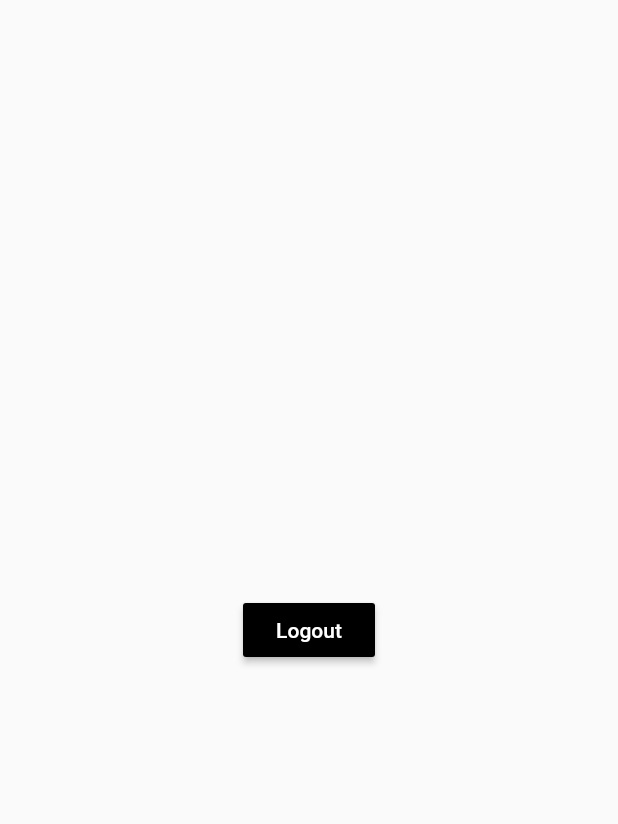
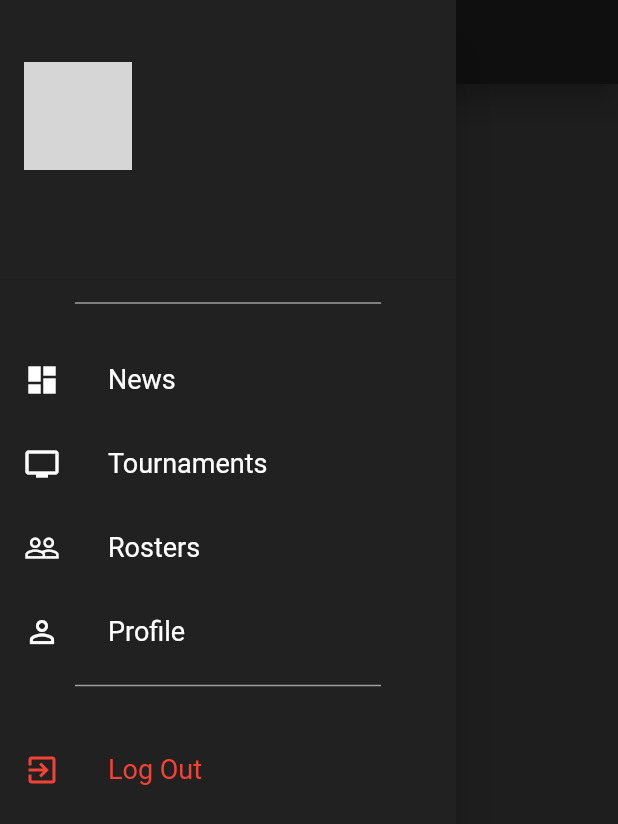
Before and after one commit to seeebbii/nb_admin, a Flutter app: the HomePage screen opened directly, with the side drawer open (before the commit the screen has no drawer), on a phone screen of 412 x 824 dp. Shown: the top 824 px of the screen. Run offline on Flutter 3.47's test engine with Material 2 defaults, Android fonts, the phone set to English and light mode, and no system bars; our stand-ins replace fluttertoast, shared_preferences, shimmer; missing offline and left inert: awesome_loader; accounts and stored records are empty; network calls fail; grey boxes are pictures that could not be loaded.

Commit message:
added navigation drawer

```diff
--- /dev/null
+++ b/lib/drawer/DrawerItems.dart
@@ -0,0 +1,158 @@
+import 'package:flutter/material.dart';
+import 'package:nb_admin/models/User.dart';
+import 'package:nb_admin/ui/LoginScreen.dart';
+import 'package:shared_preferences/shared_preferences.dart';
+
+class DrawerItems extends StatelessWidget {
+  final Function onTap;
+  final User user;
+
+  DrawerItems({this.onTap, this.user});
+
+  @override
+  Widget build(BuildContext context) {
+    return Drawer(
+      child: Container(
+        color: Colors.grey.shade900,
+        child: ListView(
+          children: <Widget>[
+            Padding(
+              padding: EdgeInsets.only(top: 25),
+            ),
+            UserAccountsDrawerHeader(
+              decoration: BoxDecoration(color: Colors.grey.shade900),
+              accountName: Text(
+                user.name,
+                style: TextStyle(fontSize: 14, fontWeight: FontWeight.bold),
+              ),
+              accountEmail: Text(
+                user.email,
+                style: TextStyle(fontSize: 12),
+              ),
+              currentAccountPicture: user.imageUrl == 'image name'
+                  ? ClipRRect(
+                      borderRadius: BorderRadius.circular(25.0),
+                      child: Image.network(
+                        'https://pbs.twimg.com/profile_images/1275457579078922240/BcW-3ekn.jpg',
+                      ))
+                  : ClipRRect(
+                      borderRadius: BorderRadius.circular(25),
+                      child: Image.network(user.imageUrl)),
+            ),
+            Divider(
+              thickness: 1,
+              indent: 50,
+              endIndent: 50,
+              color: Colors.grey,
+            ),
+            SizedBox(
+              height: 15,
+            ),
+            ListTile(
+              leading: Icon(
+                Icons.dashboard,
+                color: Colors.white,
+              ),
+              title: Text(
+                'News',
+                style: TextStyle(
+                    color: Colors.white,
+                    fontWeight: FontWeight.w400,
+                    fontSize: 18),
+              ),
+              onTap: () {
+                onTap(context, 0);
+                Navigator.of(context).pop();
+              },
+            ),
+            ListTile(
+              leading: Icon(
+                Icons.personal_video,
+                color: Colors.white,
+              ),
+              title: Text(
+                'Tournaments',
+                style: TextStyle(
+                    color: Colors.white,
+                    fontWeight: FontWeight.w400,
+                    fontSize: 18),
+              ),
+              onTap: () {
+                onTap(context, 1);
+                Navigator.of(context).pop();
+              },
+            ),
+            ListTile(
+              leading: Icon(
+                Icons.people_outline,
+                color: Colors.white,
+              ),
+              title: Text(
+                'Rosters',
+                style: TextStyle(
+                    color: Colors.white,
+                    fontWeight: FontWeight.w400,
+                    fontSize: 18),
+              ),
+              onTap: () {
+                onTap(context, 2);
+                Navigator.of(context).pop();
+              },
+            ),
+            ListTile(
+              leading: Icon(
+                Icons.person_outline,
+                color: Colors.white,
+              ),
+              title: Text(
+                'Profile',
+                style: TextStyle(
+                    color: Colors.white,
+                    fontWeight: FontWeight.w400,
+                    fontSize: 18),
+              ),
+              onTap: () {
+                onTap(context, 3);
+                Navigator.of(context).pop();
+              },
+            ),
+            Divider(
+              thickness: 1,
+              indent: 50,
+              endIndent: 50,
+              color: Colors.grey,
+            ),
+            SizedBox(
+              height: 20,
+            ),
+            ListTile(
+              leading: Icon(
+                Icons.exit_to_app,
+                color: Colors.red,
+              ),
+              title: Text(
+                'Log Out',
+                style: TextStyle(
+                    color: Colors.red,
+                    fontWeight: FontWeight.w400,
+                    fontSize: 18),
+              ),
+              onTap: (){
+                Navigator.of(context).pop();
+                logOutHandler(context);
+                },
+            ),
+          ],
+        ),
+      ),
+    );
+  }
+  void logOutHandler(BuildContext context) async {
+    final prefs = await SharedPreferences.getInstance();
+    prefs.setBool('loggedIn', false);
+    Navigator.of(context)
+        .pushReplacement(new MaterialPageRoute(builder: (context) {
+      return LoginScreen();
+    }));
+  }
+}
--- a/lib/ui/HomePage.dart
+++ b/lib/ui/HomePage.dart
@@ -1,9 +1,16 @@
+import 'package:flutter/foundation.dart';
 import 'package:flutter/material.dart';
+import 'package:nb_admin/drawer/DrawerItems.dart';
 import 'package:nb_admin/main.dart';
 import 'package:nb_admin/models/User.dart';
 import 'package:nb_admin/ui/LoginScreen.dart';
+import 'package:nb_admin/ui/ProfilePage.dart';
 import 'package:nb_admin/ui/SplashScreen.dart';
+import 'package:nb_admin/ui/TournamentsPage.dart';
 import 'package:shared_preferences/shared_preferences.dart';
+
+import 'NewsPage.dart';
+import 'RosterPage.dart';
 
 class HomePage extends StatefulWidget {
   User user;
@@ -15,7 +22,6 @@ class HomePage extends StatefulWidget {
 }
 
 class _HomePageState extends State<HomePage> {
-
   @override
   void initState() {
     // TODO: implement initState
@@ -23,33 +29,43 @@ class _HomePageState extends State<HomePage> {
     getSavedUser();
   }
 
+  int index = 0;
+  List<Widget> screens = [
+    NewsPage(),
+    TournamentsPage(),
+    RosterPage(),
+    ProfilePage()
+  ];
+
+  List<String> screenTitles = [
+    "News",
+    'Tournaments',
+    'Roasters',
+    'Profile'
+  ];
+
   @override
   Widget build(BuildContext context) {
     return Scaffold(
-      body: FutureBuilder<User>(
-        future: getSavedUser(),
-        builder: (BuildContext context, AsyncSnapshot<User> snapshot){
-          return snapshot.hasData ? Column(
-            mainAxisAlignment: MainAxisAlignment.center,
-            children: [
-              Center(child: Text(snapshot.data.email)),
-              Center(
-                child: RaisedButton(
-                  color: Colors.black,
-                  onPressed: logOutHandler,
-                  child: Text("Logout", style: TextStyle(
-                    color: Colors.white
-                  ),),
-                ),
-              )
-            ],
-          ) : Center();
+      appBar: AppBar(
+        title: Text(screenTitles[index]),
+        centerTitle: true,
+        backgroundColor: Colors.grey.shade900,
+        elevation: defaultTargetPlatform == TargetPlatform.android ? 8.0 : 0.0,
+      ),
+      body: screens[index],
+      drawer: DrawerItems(
+        onTap: (ctx, i) {
+          setState(() {
+            index = i;
+          });
         },
+        user: widget.user,
       ),
     );
   }
 
-  Future<User> getSavedUser() async{
+  Future<User> getSavedUser() async {
     final SharedPreferences prefs = await SharedPreferences.getInstance();
     String id, name, email, imageUrl;
     id = prefs.getString('id');
@@ -63,12 +79,4 @@ class _HomePageState extends State<HomePage> {
     return user;
   }
 
-
-  void logOutHandler() async{
-    final SharedPreferences prefs = await SharedPreferences.getInstance();
-    prefs.setBool('loggedIn', false);
-    Navigator.of(context).pushReplacement(new MaterialPageRoute(builder: (context){
-      return LoginScreen();
-    }));
-  }
 }
--- /dev/null
+++ b/lib/ui/NewsPage.dart
@@ -0,0 +1,19 @@
+import 'package:flutter/material.dart';
+class NewsPage extends StatefulWidget {
+  @override
+  _NewsPageState createState() => _NewsPageState();
+}
+
+class _NewsPageState extends State<NewsPage> {
+  String _title = "News";
+
+  String get title => _title;
+
+  @override
+  Widget build(BuildContext context) {
+    return Scaffold(
+      backgroundColor: Colors.grey.shade800,
+      body: Center(child: Text('News')),
+    );
+  }
+}
--- /dev/null
+++ b/lib/ui/ProfilePage.dart
@@ -0,0 +1,16 @@
+import 'package:flutter/material.dart';
+
+class ProfilePage extends StatefulWidget {
+  @override
+  _ProfilePageState createState() => _ProfilePageState();
+}
+
+class _ProfilePageState extends State<ProfilePage> {
+  @override
+  Widget build(BuildContext context) {
+    return Scaffold(
+      backgroundColor: Colors.grey.shade800,
+      body: Center(child: Text('Profile')),
+    );
+  }
+}
--- /dev/null
+++ b/lib/ui/RosterPage.dart
@@ -0,0 +1,16 @@
+import 'package:flutter/material.dart';
+
+class RosterPage extends StatefulWidget {
+  @override
+  _RosterPageState createState() => _RosterPageState();
+}
+
+class _RosterPageState extends State<RosterPage> {
+  @override
+  Widget build(BuildContext context) {
+    return Scaffold(
+      backgroundColor: Colors.grey.shade800,
+      body: Center(child: Text('Roster')),
+    );
+  }
+}
--- /dev/null
+++ b/lib/ui/TournamentsPage.dart
@@ -0,0 +1,16 @@
+import 'package:flutter/material.dart';
+
+class TournamentsPage extends StatefulWidget {
+  @override
+  _TournamentsPageState createState() => _TournamentsPageState();
+}
+
+class _TournamentsPageState extends State<TournamentsPage> {
+  @override
+  Widget build(BuildContext context) {
+    return Scaffold(
+      backgroundColor: Colors.grey.shade800,
+      body: Center(child: Text('Tourneys')),
+    );
+  }
+}
```
